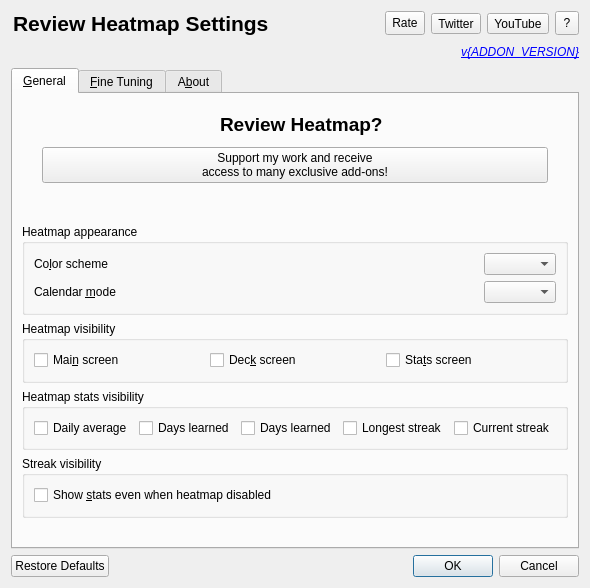
The window that designer/options.ui (guilhemmazoyer/review-heatmap) describes before a commit, drawn with Qt 5.
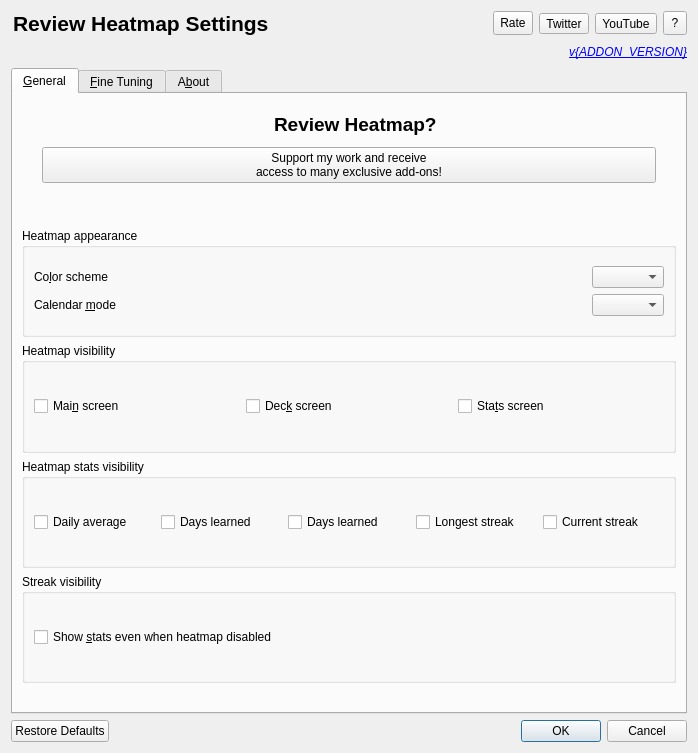
The same window after the commit. Icons and pictures are not drawn.

Commit message: Auto parameters correction by Qt Creator

```diff
--- a/designer/options.ui
+++ b/designer/options.ui
@@ -2,6 +2,14 @@
 <ui version="4.0">
  <class>Dialog</class>
  <widget class="QDialog" name="Dialog">
+  <property name="geometry">
+   <rect>
+    <x>0</x>
+    <y>0</y>
+    <width>698</width>
+    <height>753</height>
+   </rect>
+  </property>
   <property name="windowTitle">
    <string>Review Heatmap Settings</string>
   </property>
@@ -434,6 +442,9 @@
          <layout class="QHBoxLayout" name="horizontalLayout">
           <item>
            <widget class="QCheckBox" name="dailyAverage">
+            <property name="enabled">
+             <bool>true</bool>
+            </property>
             <property name="toolTip">
              <string>Toggle the visibility of the Daily Average cards review stat</string>
             </property>
```
Left out of the diff: 82 changed lines with no effect on the pictures.
